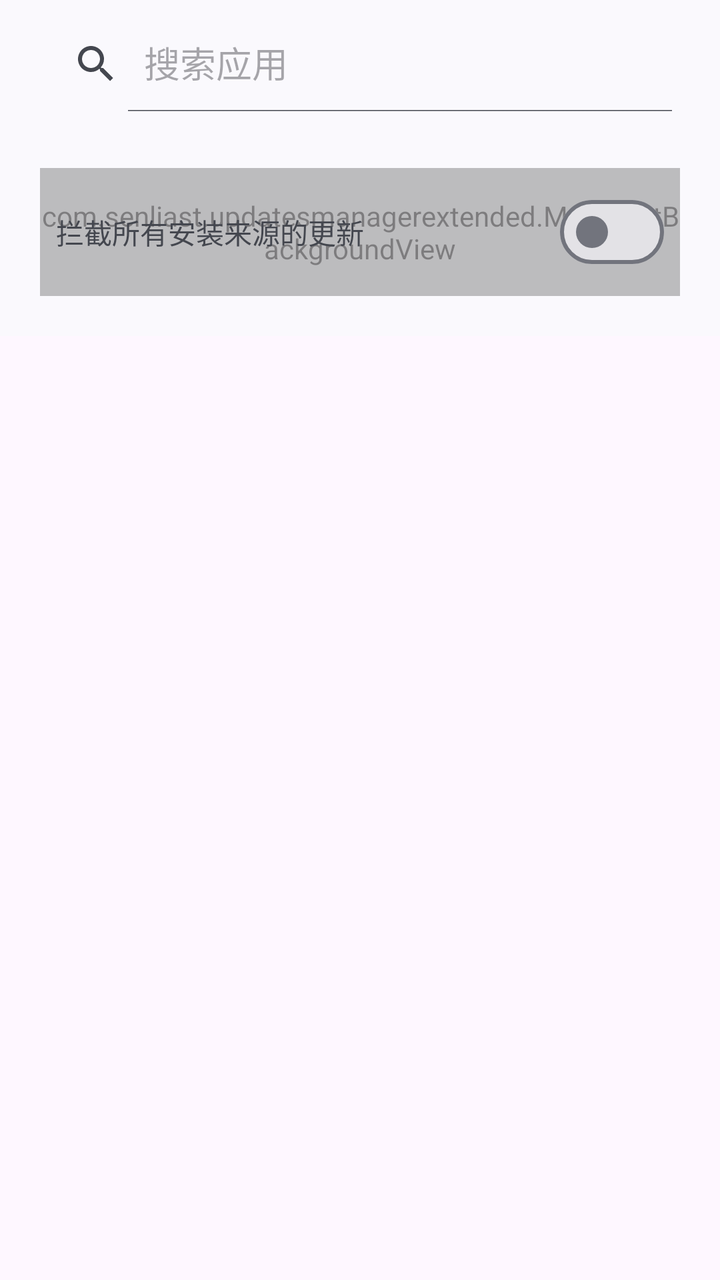
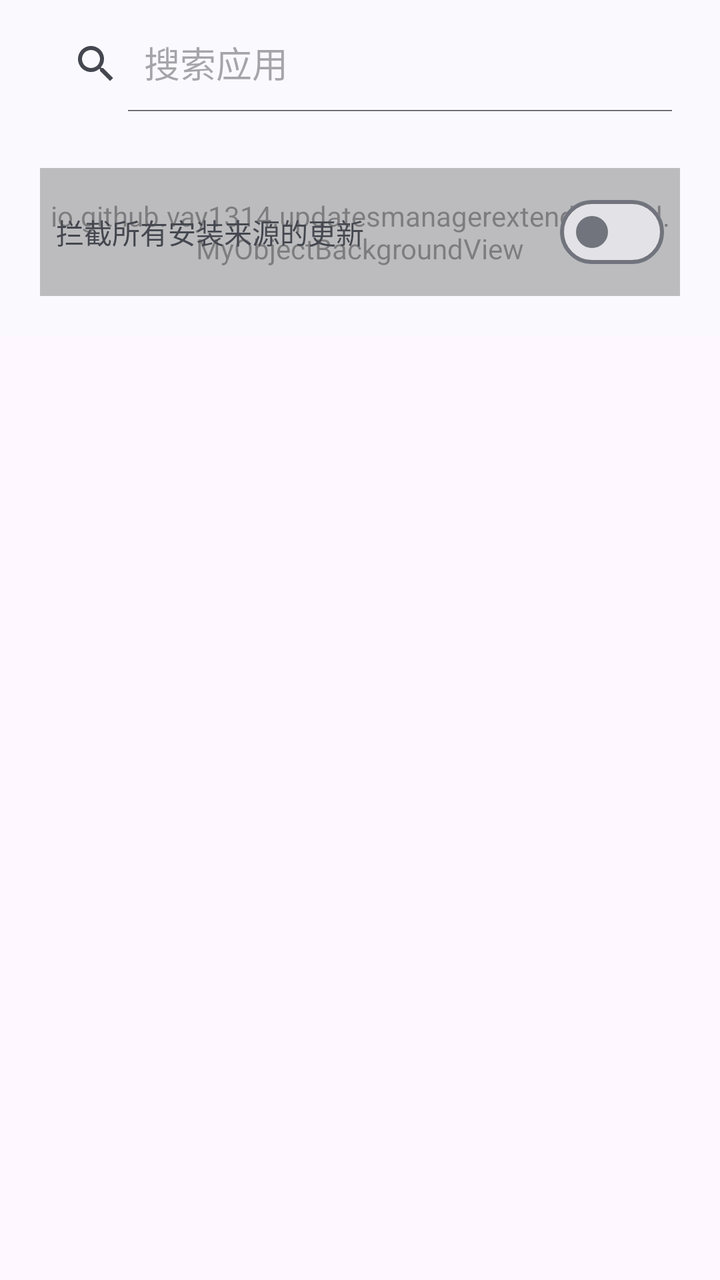

Screens rendered from an Android XML layout before and after an edit, with the pre-edit source and the edit as a unified diff.
<!-- AndroidManifest.xml: application theme Theme.UpdatesManagerExtended -->
<!-- res/layout/activity_installation_source_selection.xml -->
<?xml version="1.0" encoding="utf-8"?>
<androidx.coordinatorlayout.widget.CoordinatorLayout xmlns:android="http://schemas.android.com/apk/res/android"
    xmlns:app="http://schemas.android.com/apk/res-auto"
    xmlns:tools="http://schemas.android.com/tools"
    android:id="@+id/activityInstallationSourceSelection"
    android:layout_width="match_parent"
    android:layout_height="match_parent"
    android:theme="@style/Theme.Material3.DynamicColors.DayNight">

    <androidx.constraintlayout.widget.ConstraintLayout
        android:layout_width="match_parent"
        android:layout_height="match_parent">

        <com.google.android.material.appbar.AppBarLayout
            android:id="@+id/appBarLayout"
            android:layout_width="match_parent"
            android:layout_height="wrap_content"
            app:layout_constraintEnd_toEndOf="parent"
            app:layout_constraintStart_toStartOf="parent"
            app:layout_constraintTop_toTopOf="parent">

            <androidx.appcompat.widget.Toolbar
                android:id="@+id/toolbar"
                android:layout_width="match_parent"
                android:layout_height="?attr/actionBarSize"
                app:popupTheme="@style/ThemeOverlay.Material3.DynamicColors.DayNight">

                <androidx.appcompat.widget.SearchView
                    android:id="@+id/searchView"
                    android:layout_width="match_parent"
                    android:layout_height="wrap_content"
                    android:layout_marginEnd="16dp"
                    app:iconifiedByDefault="false"
                    app:queryHint="@string/filter_apps">

                </androidx.appcompat.widget.SearchView>
            </androidx.appcompat.widget.Toolbar>


            <androidx.constraintlayout.widget.ConstraintLayout
                android:layout_width="match_parent"
                android:layout_height="wrap_content">

                <view
                    android:id="@+id/mobvSwitchBlockAll"
                    class="com.senliast.updatesmanagerextended.MyObjectBackgroundView"
                    android:layout_width="0dp"
                    android:layout_height="0dp"
                    android:layout_marginStart="20dp"
                    android:layout_marginTop="20dp"
                    android:layout_marginEnd="20dp"
                    android:layout_marginBottom="20dp"
                    android:alpha="0.5"
                    android:visibility="visible"
                    app:layout_constraintBottom_toBottomOf="parent"
                    app:layout_constraintEnd_toEndOf="parent"
                    app:layout_constraintStart_toStartOf="parent"
                    app:layout_constraintTop_toTopOf="parent" />

                <TextView
                    android:id="@+id/textViewBlockAll"
                    android:layout_width="0dp"
                    android:layout_height="wrap_content"
                    android:layout_marginStart="8dp"
                    android:layout_marginTop="8dp"
                    android:layout_marginBottom="8dp"
                    android:text="@string/block_from_all"
                    app:layout_constraintBottom_toBottomOf="@id/mobvSwitchBlockAll"
                    app:layout_constraintStart_toStartOf="@id/mobvSwitchBlockAll"
                    app:layout_constraintTop_toTopOf="@id/mobvSwitchBlockAll" />

                <com.google.android.material.materialswitch.MaterialSwitch
                    android:id="@+id/switchBlockAll"
                    android:layout_width="0dp"
                    android:layout_height="wrap_content"
                    android:layout_marginTop="8dp"
                    android:layout_marginEnd="8dp"
                    android:layout_marginBottom="8dp"
                    app:layout_constraintBottom_toBottomOf="@id/mobvSwitchBlockAll"
                    app:layout_constraintEnd_toEndOf="@id/mobvSwitchBlockAll"
                    app:layout_constraintTop_toTopOf="@id/mobvSwitchBlockAll" />

            </androidx.constraintlayout.widget.ConstraintLayout>


        </com.google.android.material.appbar.AppBarLayout>

        <androidx.recyclerview.widget.RecyclerView
            android:id="@+id/recyclerView"
            android:layout_width="match_parent"
            android:layout_height="0dp"
            android:scrollbars="none"
            app:layout_behavior="@string/appbar_scrolling_view_behavior"
            app:layout_constraintBottom_toBottomOf="parent"
            app:layout_constraintEnd_toEndOf="parent"
            app:layout_constraintStart_toStartOf="parent"
            app:layout_constraintTop_toBottomOf="@+id/appBarLayout" />

    </androidx.constraintlayout.widget.ConstraintLayout>
</androidx.coordinatorlayout.widget.CoordinatorLayout>
<!-- resources referenced by this layout -->
<resources>
  <string name="block_from_all">拦截所有安装来源的更新</string>
  <string name="filter_apps">搜索应用</string>
  <style name="Theme.UpdatesManagerExtended" parent="Base.Theme.UpdatesManagerExtended" />
  <style name="Base.Theme.UpdatesManagerExtended" parent="Theme.Material3.DayNight.NoActionBar">
          
          
  
          <item name="android:statusBarColor">@android:color/transparent</item>
          <item name="android:navigationBarColor">@android:color/transparent</item>
  
      </style>
</resources>

<!-- the commit's change to res/layout/activity_installation_source_selection.xml (unified diff, before → after) -->
@@ -43,7 +43,7 @@
 
                 <view
                     android:id="@+id/mobvSwitchBlockAll"
-                    class="com.senliast.updatesmanagerextended.MyObjectBackgroundView"
+                    class="io.github.vay1314.updatesmanagerextendedmod.MyObjectBackgroundView"
                     android:layout_width="0dp"
                     android:layout_height="0dp"
                     android:layout_marginStart="20dp"
